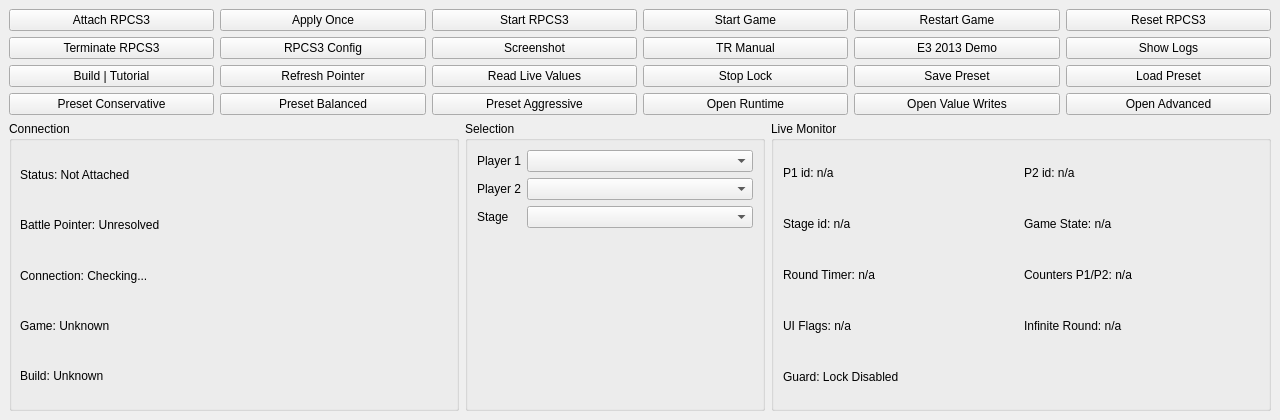
This is src/ui/main_window.ui in RobertoTorino/trr-qt-trainer as Qt 5 draws it before an edit. The edited form follows.
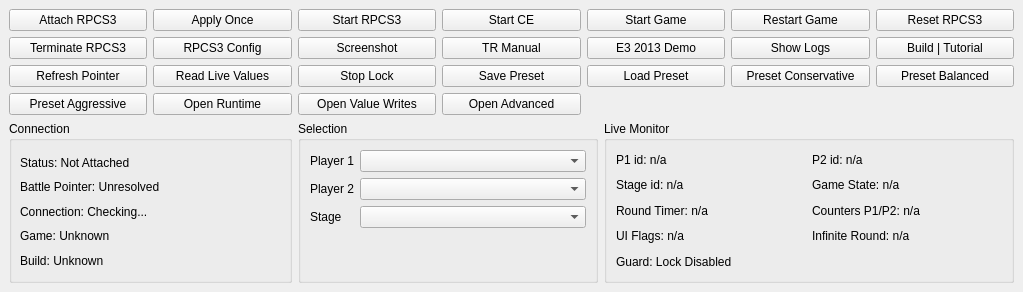
This is the edited form.

Commit message: improved UI. Implemented in main.cpp: Added a Cheat Engine executable row with Browse... to RPCS3 Config. Saves the path as cheatEnginePath in rpcs3_config.json. Start CE launches the configured executable. Missing/invalid paths show a warning. Updated preset storage to: <executable directory>/presets The folder is created at startup and used by both Save and Load dialogs.

Diff of the .ui file:
```diff
--- a/src/ui/main_window.ui
+++ b/src/ui/main_window.ui
@@ -6,8 +6,8 @@
    <rect>
     <x>0</x>
     <y>0</y>
-    <width>1280</width>
-    <height>420</height>
+    <width>1023</width>
+    <height>292</height>
    </rect>
   </property>
   <property name="windowTitle">
@@ -45,20 +45,27 @@
        </widget>
       </item>
       <item row="0" column="3">
+             <widget class="QPushButton" name="startCeButton">
+        <property name="text">
+                 <string>Start CE</string>
+        </property>
+       </widget>
+      </item>
+            <item row="0" column="4">
        <widget class="QPushButton" name="startGameButton">
         <property name="text">
          <string>Start Game</string>
         </property>
        </widget>
       </item>
-      <item row="0" column="4">
+            <item row="0" column="5">
        <widget class="QPushButton" name="restartGameButton">
         <property name="text">
          <string>Restart Game</string>
         </property>
        </widget>
       </item>
-      <item row="0" column="5">
+            <item row="0" column="6">
        <widget class="QPushButton" name="resetEmulatorButton">
         <property name="text">
          <string>Reset RPCS3</string>
@@ -107,84 +114,84 @@
         </property>
        </widget>
       </item>
-      <item row="2" column="0">
+            <item row="1" column="6">
        <widget class="QPushButton" name="tutorialButton">
         <property name="text">
          <string>Build | Tutorial</string>
         </property>
        </widget>
       </item>
-      <item row="2" column="1">
+            <item row="2" column="0">
        <widget class="QPushButton" name="refreshButton">
         <property name="text">
          <string>Refresh Pointer</string>
         </property>
        </widget>
       </item>
-      <item row="2" column="2">
+            <item row="2" column="1">
        <widget class="QPushButton" name="readLiveButton">
         <property name="text">
          <string>Read Live Values</string>
         </property>
        </widget>
       </item>
-      <item row="2" column="3">
+            <item row="2" column="2">
        <widget class="QPushButton" name="stopLockButton">
         <property name="text">
          <string>Stop Lock</string>
         </property>
        </widget>
       </item>
-      <item row="2" column="4">
+            <item row="2" column="3">
        <widget class="QPushButton" name="savePresetButton">
         <property name="text">
          <string>Save Preset</string>
         </property>
        </widget>
       </item>
-      <item row="2" column="5">
+            <item row="2" column="4">
        <widget class="QPushButton" name="loadPresetButton">
         <property name="text">
          <string>Load Preset</string>
         </property>
        </widget>
       </item>
-      <item row="3" column="0">
+            <item row="2" column="5">
        <widget class="QPushButton" name="profileConservativeButton">
         <property name="text">
          <string>Preset Conservative</string>
         </property>
        </widget>
       </item>
-      <item row="3" column="1">
+            <item row="2" column="6">
        <widget class="QPushButton" name="profileBalancedButton">
         <property name="text">
          <string>Preset Balanced</string>
         </property>
        </widget>
       </item>
-      <item row="3" column="2">
+            <item row="3" column="0">
        <widget class="QPushButton" name="profileAggressiveButton">
         <property name="text">
          <string>Preset Aggressive</string>
         </property>
        </widget>
       </item>
-      <item row="3" column="3">
+            <item row="3" column="1">
        <widget class="QPushButton" name="runtimeButton">
         <property name="text">
          <string>Open Runtime</string>
         </property>
        </widget>
       </item>
-      <item row="3" column="4">
+            <item row="3" column="2">
        <widget class="QPushButton" name="valueWritesButton">
         <property name="text">
          <string>Open Value Writes</string>
         </property>
        </widget>
       </item>
-      <item row="3" column="5">
+            <item row="3" column="3">
        <widget class="QPushButton" name="advancedMemoryButton">
         <property name="text">
          <string>Open Advanced</string>
@@ -197,10 +204,25 @@
      <layout class="QHBoxLayout" name="statusPanelsLayout" stretch="0,4,5">
       <item>
        <widget class="QGroupBox" name="connectionBox">
+        <property name="sizePolicy">
+         <sizepolicy hsizetype="Fixed" vsizetype="Preferred">
+          <horstretch>0</horstretch>
+          <verstretch>0</verstretch>
+         </sizepolicy>
+        </property>
+        <property name="maximumSize">
+         <size>
+          <width>300</width>
+          <height>16777215</height>
+         </size>
+        </property>
         <property name="title">
          <string>Connection</string>
         </property>
         <layout class="QGridLayout" name="connectionLayout">
+         <property name="sizeConstraint">
+          <enum>QLayout::SizeConstraint::SetDefaultConstraint</enum>
+         </property>
          <property name="leftMargin">
           <number>8</number>
          </property>
@@ -256,10 +278,16 @@
       </item>
       <item>
        <widget class="QGroupBox" name="selectionBox">
+        <property name="sizePolicy">
+         <sizepolicy hsizetype="Fixed" vsizetype="Preferred">
+          <horstretch>0</horstretch>
+          <verstretch>0</verstretch>
+         </sizepolicy>
+        </property>
         <property name="maximumSize">
          <size>
           <width>300</width>
-          <height>16777215</height>
+          <height>310</height>
          </size>
         </property>
         <property name="title">
@@ -301,15 +329,21 @@
       </item>
       <item>
        <widget class="QGroupBox" name="monitorBox">
+        <property name="sizePolicy">
+         <sizepolicy hsizetype="Fixed" vsizetype="Preferred">
+          <horstretch>0</horstretch>
+          <verstretch>0</verstretch>
+         </sizepolicy>
+        </property>
         <property name="minimumSize">
          <size>
-          <width>440</width>
+          <width>0</width>
           <height>0</height>
          </size>
         </property>
         <property name="maximumSize">
          <size>
-          <width>500</width>
+          <width>410</width>
           <height>16777215</height>
          </size>
         </property>
```
Left out of the diff: 2 changed lines with no effect on the pictures. Lines whose indentation alone changed are shown as unchanged. The commit also changes 8 other files.
